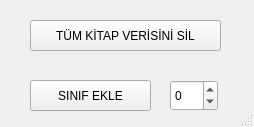
Qt form tools.ui (bariscelik/hilohane) before a commit.
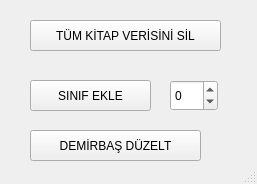
The same form after that commit. Icons and pictures are not drawn.

```diff
--- a/tools.ui
+++ b/tools.ui
@@ -6,8 +6,8 @@
    <rect>
     <x>0</x>
     <y>0</y>
-    <width>254</width>
-    <height>127</height>
+    <width>257</width>
+    <height>184</height>
    </rect>
   </property>
   <property name="sizePolicy">
@@ -85,6 +85,26 @@
     <enum>Qt::ToolButtonTextBesideIcon</enum>
    </property>
   </widget>
+  <widget class="QToolButton" name="fixFixtureBtn">
+   <property name="geometry">
+    <rect>
+     <x>30</x>
+     <y>130</y>
+     <width>171</width>
+     <height>31</height>
+    </rect>
+   </property>
+   <property name="text">
+    <string>DEMİRBAŞ DÜZELT</string>
+   </property>
+   <property name="icon">
+    <iconset resource="hilohane.qrc">
+     <normaloff>:/assets/icons/ok.png</normaloff>:/assets/icons/ok.png</iconset>
+   </property>
+   <property name="toolButtonStyle">
+    <enum>Qt::ToolButtonTextBesideIcon</enum>
+   </property>
+  </widget>
  </widget>
  <resources>
   <include location="hilohane.qrc"/>
```
